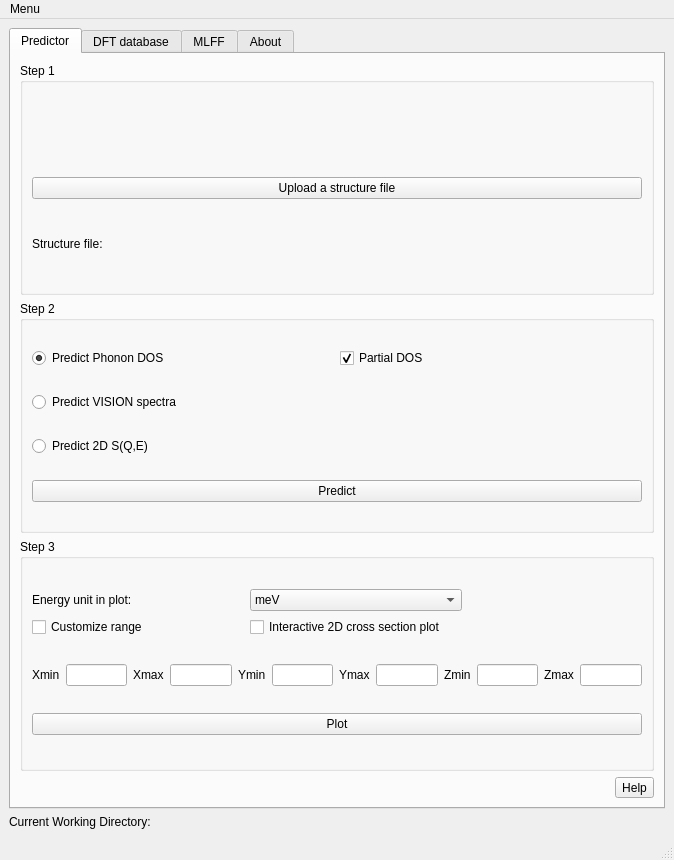
Qt form gui/inspired.ui (neutrons/inspired) before a commit.
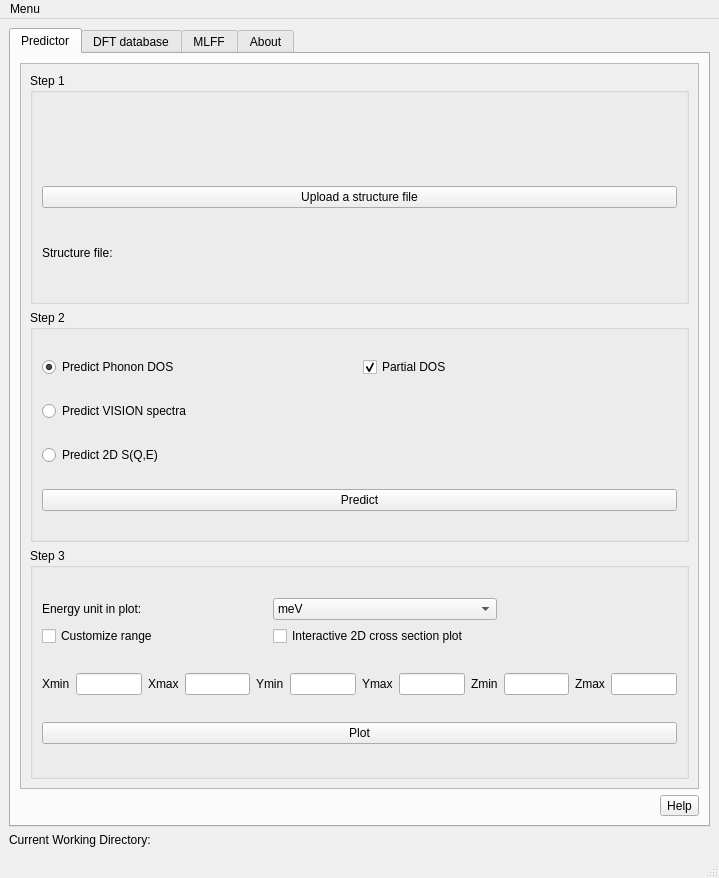
The same form after that commit.

Diff of the .ui file:
```diff
--- a/gui/inspired.ui
+++ b/gui/inspired.ui
@@ -6,8 +6,8 @@
    <rect>
     <x>0</x>
     <y>0</y>
-    <width>674</width>
-    <height>858</height>
+    <width>719</width>
+    <height>878</height>
    </rect>
   </property>
   <property name="minimumSize">
@@ -53,6 +53,21 @@
        </attribute>
        <layout class="QVBoxLayout" name="verticalLayout">
         <item>
+         <widget class="QScrollArea" name="scrollArea">
+          <property name="widgetResizable">
+           <bool>true</bool>
+          </property>
+          <widget class="QWidget" name="scrollAreaWidgetContents_2">
+           <property name="geometry">
+            <rect>
+             <x>0</x>
+             <y>0</y>
+             <width>675</width>
+             <height>718</height>
+            </rect>
+           </property>
+           <layout class="QVBoxLayout" name="verticalLayout_19">
+            <item>
          <widget class="QGroupBox" name="groupBox_step1">
           <property name="title">
            <string>Step 1</string>
@@ -266,6 +281,10 @@
           </layout>
          </widget>
         </item>
+           </layout>
+          </widget>
+         </widget>
+        </item>
         <item alignment="Qt::AlignRight">
          <widget class="QToolButton" name="toolButton_help_dp">
           <property name="text">
@@ -965,7 +984,7 @@
     <rect>
      <x>0</x>
      <y>0</y>
-     <width>674</width>
+     <width>719</width>
      <height>22</height>
     </rect>
    </property>
```
Left out of the diff: 66 changed lines with no effect on the pictures. Lines whose indentation alone changed are shown as unchanged.
